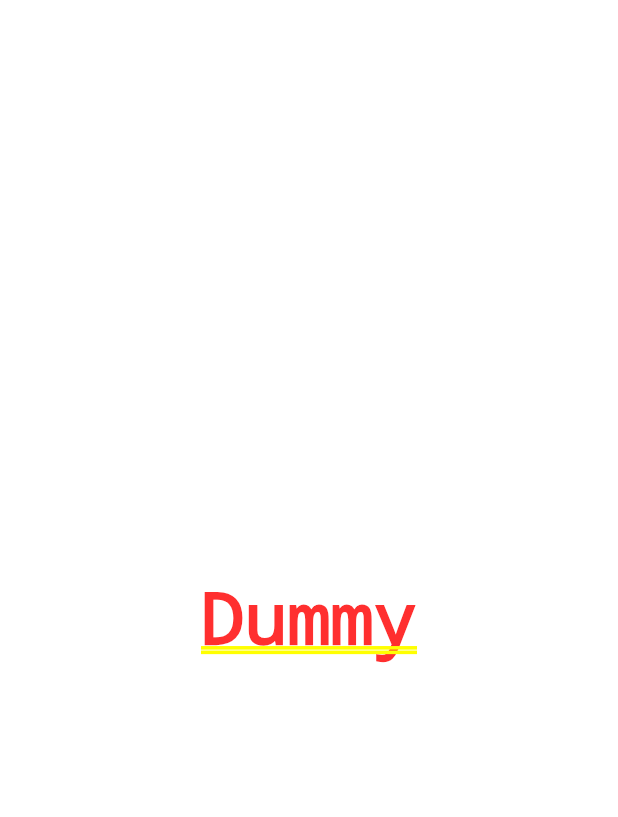
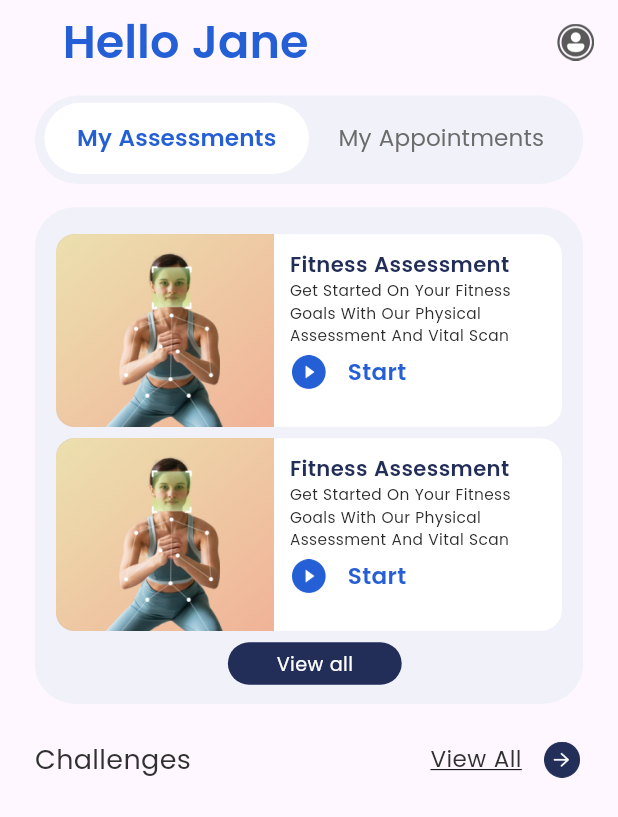
Before and after one commit to SheralDsouza57/fitness, a Flutter app: the screen it shows after launch, on a phone screen of 412 x 824 dp. Shown: the top 817 px of the screen. Run offline on Flutter 3.47's test engine with Material 3 defaults, Android fonts, the phone set to English and light mode, and no system bars; our stand-ins replace flutter_screenutil.

Commit message:
completed the TabBar and TabView content for My Assessments.

```diff
--- a/lib/main.dart
+++ b/lib/main.dart
@@ -1,3 +1,4 @@
+import 'package:fitness/presentation/screens/home.dart';
 import 'package:flutter/material.dart';
 import 'package:flutter_screenutil/flutter_screenutil.dart';
 
@@ -16,7 +17,7 @@ class MyApp extends StatelessWidget {
       child: MaterialApp(
         debugShowCheckedModeBanner: false,
         home: Center(
-          child: Text('Dummy'),
+          child: Home(),
         ),
       ),
     );
--- /dev/null
+++ b/lib/presentation/screens/assessment_view.dart
@@ -0,0 +1,58 @@
+import 'package:fitness/presentation/widgets/assessment_card.dart';
+import 'package:fitness/presentation/widgets/bounce_effect.dart';
+import 'package:fitness/presentation/widgets/text_widget.dart';
+import 'package:fitness/resources/app_colors.dart';
+import 'package:flutter/material.dart';
+import 'package:flutter/widgets.dart';
+import 'package:flutter_screenutil/flutter_screenutil.dart';
+
+class AssessmentView extends StatelessWidget {
+  const AssessmentView({
+    super.key,
+  });
+
+  @override
+  Widget build(BuildContext context) {
+    return Stack(
+      children: [
+        Container(
+          padding: EdgeInsets.all(11.w),
+          decoration: BoxDecoration(
+            color: AppColors.featherGrey,
+            borderRadius: BorderRadius.circular(21.r),
+          ),
+          child: ListView.builder(
+            scrollDirection: Axis.vertical,
+            itemCount: 2,
+            itemBuilder: (context, index) {
+              return const AssessmentCard();
+            },
+          ),
+        ),
+        Positioned(
+          bottom: 10.h,
+          left: 100.w,
+          child: BounceEffect(
+            onTap: () {},
+            child: Container(
+              decoration: BoxDecoration(
+                borderRadius: BorderRadius.circular(13.r),
+                color: AppColors.navyBlue,
+              ),
+              height: 22.h,
+              width: 90.w,
+              child: Center(
+                child: TextWidget(
+                  text: 'View all',
+                  fontweight: FontWeight.w500,
+                  fontsize: 10.h,
+                  color: AppColors.white,
+                ),
+              ),
+            ),
+          ),
+        )
+      ],
+    );
+  }
+}
--- /dev/null
+++ b/lib/presentation/screens/home.dart
@@ -0,0 +1,133 @@
+import 'package:fitness/presentation/widgets/assessment_card.dart';
+import 'package:fitness/presentation/screens/assessment_view.dart';
+import 'package:fitness/presentation/widgets/bounce_effect.dart';
+import 'package:fitness/presentation/widgets/custom_tab.dart';
+import 'package:fitness/presentation/widgets/text_widget.dart';
+import 'package:fitness/resources/app_colors.dart';
+import 'package:fitness/resources/app_icons.dart';
+import 'package:fitness/resources/app_images.dart';
+import 'package:flutter/cupertino.dart';
+import 'package:flutter/material.dart';
+import 'package:flutter/widgets.dart';
+import 'package:flutter_screenutil/flutter_screenutil.dart';
+
+class Home extends StatefulWidget {
+  const Home({super.key});
+
+  @override
+  State<Home> createState() => _HomeState();
+}
+
+class _HomeState extends State<Home> with SingleTickerProviderStateMixin {
+  TabController? _tabController;
+
+  @override
+  void initState() {
+    super.initState();
+    _tabController = TabController(length: 2, vsync: this);
+  }
+
+  @override
+  Widget build(BuildContext context) {
+    return Scaffold(
+        appBar: AppBar(
+          title: Row(
+            mainAxisAlignment: MainAxisAlignment.spaceBetween,
+            children: [
+              Padding(
+                padding: EdgeInsets.only(left: 20.w),
+                child: TextWidget(
+                  text: 'Hello Jane',
+                  fontweight: FontWeight.w600,
+                  color: AppColors.blue,
+                  fontsize: 24.h,
+                ),
+              ),
+              BounceEffect(
+                onTap: () {},
+                child: Image.asset(AppIcons.account),
+              )
+            ],
+          ),
+        ),
+        body: Container(
+          padding: EdgeInsets.symmetric(horizontal: 18.w),
+          child: Column(
+            crossAxisAlignment: CrossAxisAlignment.start,
+            children: [
+              SizedBox(height: 6.h),
+              Container(
+                padding: EdgeInsets.symmetric(horizontal: 5.w),
+                height: 46.h,
+                decoration: BoxDecoration(
+                  borderRadius: BorderRadius.circular(23.5.r),
+                  color: AppColors.featherGrey,
+                ),
+                child: TabBar(
+                  labelPadding: EdgeInsets.zero,
+                  controller: _tabController,
+                  indicator: const BoxDecoration(),
+                  dividerHeight: 0,
+                  tabs: [
+                    CustomTab(
+                      text: 'My Assessments',
+                      isSelected: _tabController?.index == 0,
+                    ),
+                    CustomTab(
+                      text: 'My Appointments',
+                      isSelected: _tabController?.index == 1,
+                    )
+                  ],
+                  onTap: (index) {
+                    setState(() {});
+                  },
+                ),
+              ),
+              SizedBox(height: 12.h),
+              SizedBox(
+                //TabView Box
+                width: double.infinity,
+                height: 258.h,
+                child: TabBarView(
+                  controller: _tabController,
+                  children: const [
+                    AssessmentView(),
+                    Center(
+                      child: Text('Content for Tab 2'),
+                    ),
+                  ],
+                ),
+              ),
+              SizedBox(height: 18.h),
+              Row(
+                mainAxisAlignment: MainAxisAlignment.spaceBetween,
+                children: [
+                  TextWidget(
+                    text: 'Challenges',
+                    fontsize: 14.h,
+                    fontweight: FontWeight.w500,
+                    color: AppColors.darkCharcoal,
+                  ),
+                  Row(
+                    children: [
+                      TextWidget(
+                        text: 'View All',
+                        fontsize: 12.h,
+                        fontweight: FontWeight.w500,
+                        color: AppColors.darkCharcoal,
+                        underline: TextDecoration.underline,
+                      ),
+                      SizedBox(width: 10.w),
+                      Image.asset(
+                        AppIcons.forwardArrow,
+                        height: 22.h,
+                      )
+                    ],
+                  ),
+                ],
+              )
+            ],
+          ),
+        ));
+  }
+}
--- /dev/null
+++ b/lib/presentation/widgets/assessment_card.dart
@@ -0,0 +1,82 @@
+import 'package:fitness/presentation/widgets/text_widget.dart';
+import 'package:fitness/resources/app_colors.dart';
+import 'package:fitness/resources/app_icons.dart';
+import 'package:fitness/resources/app_images.dart';
+import 'package:flutter/material.dart';
+import 'package:flutter_screenutil/flutter_screenutil.dart';
+
+class AssessmentCard extends StatelessWidget {
+  const AssessmentCard({
+    super.key,
+  });
+
+  @override
+  Widget build(BuildContext context) {
+    return Container(
+      margin: EdgeInsets.symmetric(vertical: 3.h),
+      width: 308.w,
+      height: 100.h,
+      decoration: BoxDecoration(
+        borderRadius: BorderRadius.circular(11.r),
+        color: AppColors.white,
+      ),
+      child: Row(
+        crossAxisAlignment: CrossAxisAlignment.start,
+        children: [
+          Image.asset(
+            width: 113.w,
+            height: 116.h,
+            AppImages.assessment1,
+            fit: BoxFit.fill,
+          ),
+          Padding(
+            padding: EdgeInsets.all(8.w),
+            child: Column(
+              crossAxisAlignment: CrossAxisAlignment.start,
+              children: [
+                SizedBox(
+                  width: 130.w,
+                  child: TextWidget(
+                    text: 'Fitness Assessment',
+                    fontweight: FontWeight.w600,
+                    fontsize: 11.h,
+                    maxlines: 5,
+                    color: AppColors.navyBlue,
+                  ),
+                ),
+                SizedBox(
+                  width: 130.w,
+                  child: TextWidget(
+                    text:
+                        'Get Started On Your Fitness Goals With Our Physical Assessment And Vital Scan',
+                    fontweight: FontWeight.w500,
+                    fontsize: 8.h,
+                    maxlines: 5,
+                    color: AppColors.coalBlack,
+                  ),
+                ),
+                SizedBox(height: 3.h),
+                Row(
+                  children: [
+                    Image.asset(
+                      AppIcons.play,
+                      width: 20.w,
+                      height: 20.h,
+                    ),
+                    SizedBox(width: 10.w),
+                    TextWidget(
+                      text: 'Start',
+                      fontweight: FontWeight.w600,
+                      fontsize: 12.h,
+                      color: AppColors.blue,
+                    )
+                  ],
+                )
+              ],
+            ),
+          )
+        ],
+      ),
+    );
+  }
+}
--- /dev/null
+++ b/lib/presentation/widgets/bounce_effect.dart
@@ -0,0 +1,45 @@
+import 'package:flutter/material.dart';
+
+class BounceEffect extends StatefulWidget {
+  final Widget child;
+  final VoidCallback onTap;
+
+  const BounceEffect({
+    super.key,
+    required this.child,
+    required this.onTap,
+  });
+  @override
+  State<BounceEffect> createState() => _BounceEffectState();
+}
+
+class _BounceEffectState extends State<BounceEffect> {
+  double _scale = 1;
+
+  void _startBounceAnimation() {
+    setState(() {
+      _scale = 0.95;
+    });
+
+    Future.delayed(const Duration(milliseconds: 100), () {
+      setState(() {
+        _scale = 1;
+      });
+    });
+  }
+
+  @override
+  Widget build(BuildContext context) {
+    return GestureDetector(
+      onTap: () {
+        _startBounceAnimation();
+        widget.onTap();
+      },
+      child: AnimatedContainer(
+        duration: const Duration(milliseconds: 100),
+        transform: Matrix4.identity()..scale(_scale),
+        child: widget.child,
+      ),
+    );
+  }
+}
--- /dev/null
+++ b/lib/presentation/widgets/custom_tab.dart
@@ -0,0 +1,35 @@
+import 'package:fitness/presentation/widgets/text_widget.dart';
+import 'package:fitness/resources/app_colors.dart';
+import 'package:flutter/material.dart';
+import 'package:flutter_screenutil/flutter_screenutil.dart';
+
+class CustomTab extends StatelessWidget {
+  const CustomTab({
+    super.key,
+    required this.text,
+    required this.isSelected,
+  });
+
+  final String text;
+  final bool isSelected;
+
+  @override
+  Widget build(BuildContext context) {
+    return Container(
+      decoration: BoxDecoration(
+        color: isSelected ? AppColors.white : AppColors.featherGrey,
+        borderRadius: BorderRadius.circular(23.5.r),
+      ),
+      width: 164.w,
+      height: 37.h,
+      child: Center(
+        child: TextWidget(
+          text: text,
+          color: isSelected ? AppColors.blue : AppColors.grey,
+          fontweight: isSelected ? FontWeight.w600 : FontWeight.w500,
+          fontsize: 12.h,
+        ),
+      ),
+    );
+  }
+}
--- /dev/null
+++ b/lib/presentation/widgets/text_widget.dart
@@ -0,0 +1,40 @@
+import 'package:fitness/resources/app_fonts.dart';
+import 'package:flutter/material.dart';
+
+class TextWidget extends StatelessWidget {
+  const TextWidget(
+      {super.key,
+      this.color,
+      this.fontsize,
+      this.fontweight,
+      required this.text,
+      this.underline,
+      this.textAlign,
+      this.maxlines});
+
+  final Color? color;
+  final double? fontsize;
+  final FontWeight? fontweight;
+  final String text;
+  final TextDecoration? underline;
+  final TextAlign? textAlign;
+  final int? maxlines;
+
+  @override
+  Widget build(BuildContext context) {
+    return Text(
+      text,
+      textAlign: textAlign,
+      maxLines: maxlines,
+      softWrap: true,
+      style: TextStyle(
+        overflow: TextOverflow.ellipsis,
+        color: color,
+        fontFamily: AppFonts.poppins,
+        fontSize: fontsize,
+        fontWeight: fontweight,
+        decoration: underline,
+      ),
+    );
+  }
+}
--- a/pubspec.yaml
+++ b/pubspec.yaml
@@ -68,7 +68,7 @@ flutter:
     - assets/icons/play_minimized.png
     - assets/icons/privacy.png
     - assets/icons/timer.png
-    - assets/images/asseessment1.png
+    - assets/images/assessment1.png
     - assets/images/assessment2.png
     - assets/images/challenges.png
     - assets/images/no_bg1.png
```
Also changed, not shown: assets/images/1x/assessment1.png (renamed from assets/images/1x/asseessment1.png), assets/images/2x/assessment1.png (renamed from assets/images/2x/asseessment1.png), assets/images/3x/assessment1.png (renamed from assets/images/3x/asseessment1.png), 7 other files.
